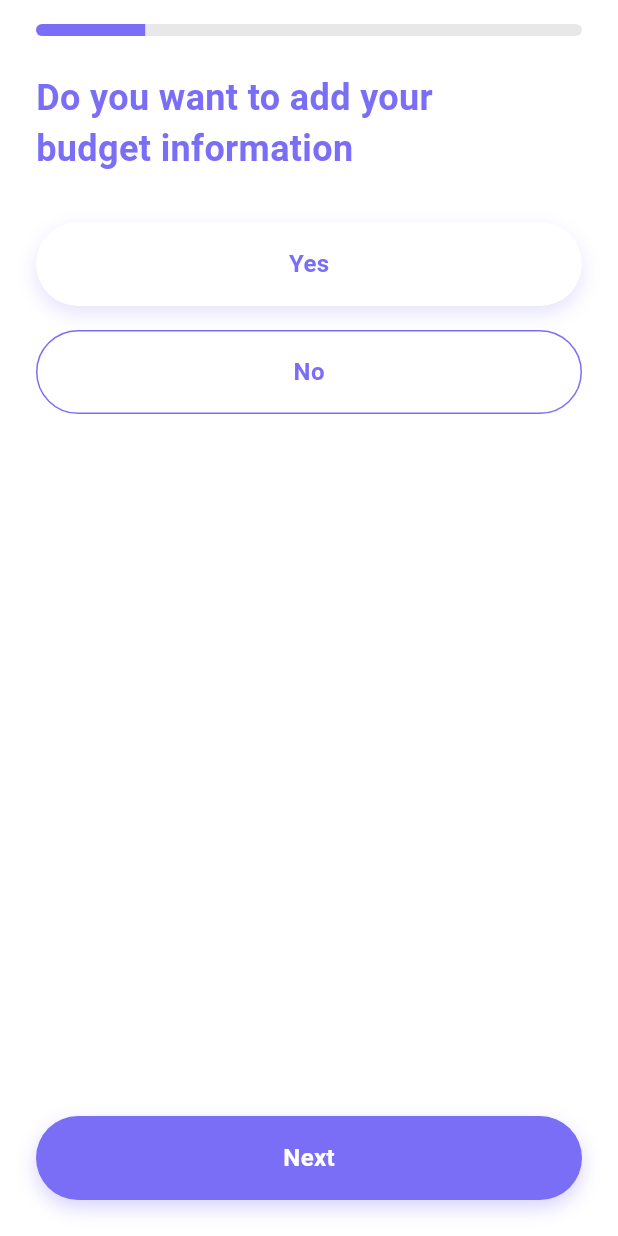
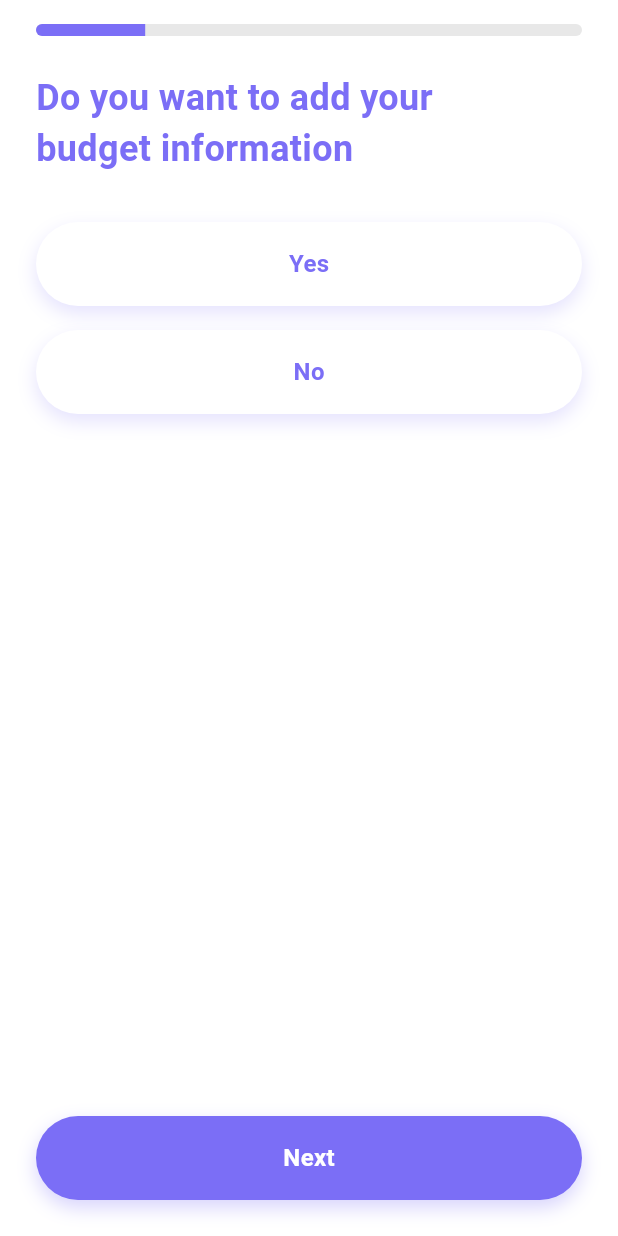
Before and after one commit to showravofficial/HaiHelper, a Flutter app: the BudgetInformationScreen screen opened by its route, on a phone screen of 412 x 824 dp. Run offline on Flutter 3.47's test engine with Material 3 defaults, Android fonts, the phone set to English and light mode, and no system bars; our stand-ins replace country_picker, flutter_riverpod, go_router, image_picker, shared_preferences, slide_to_act; accounts and stored records are empty.

Commit message:
Some Modifications

```diff
--- a/lib/features/user/presentation/screens/budget_information_screen.dart
+++ b/lib/features/user/presentation/screens/budget_information_screen.dart
@@ -106,10 +106,17 @@ class BudgetInformationScreen extends ConsumerWidget {
                         color: selectedOption == 'no'
                             ? const Color(0xFF7B6EF6)
                             : Colors.white,
-                        border: Border.all(
-                          color: const Color(0xFF7B6EF6),
-                          width: 1,
-                        ),
+                        // border: Border.all(
+                        //   color: const Color(0xFF7B6EF6),
+                        //   width: 1,
+                        // ),
+                        boxShadow: [
+                          BoxShadow(
+                            color: const Color(0xFF7B6EF6).withOpacity(0.2),
+                            blurRadius: 10,
+                            offset: const Offset(0, 5),
+                          ),
+                        ],
                       ),
                       child: Material(
                         color: Colors.transparent,
```
Also changed, not shown: lib/features/auth/presentation/screens/auth_screen.dart (+36 -22 lines).
